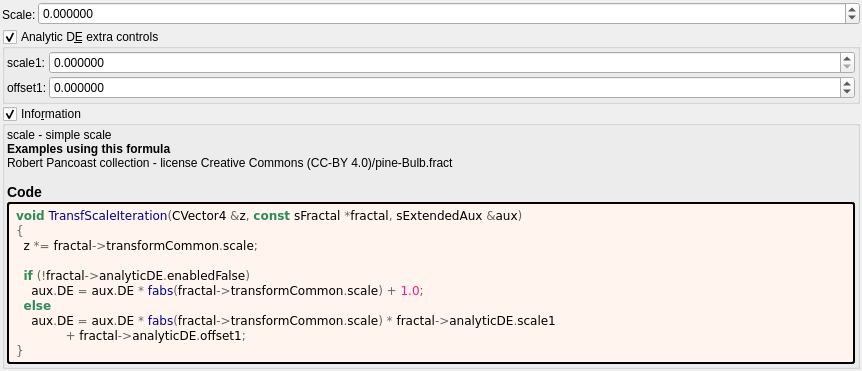
Old version of the form mandelbulber2/formula/ui/transf_scale.ui in the repository buddhi1980/mandelbulber2.
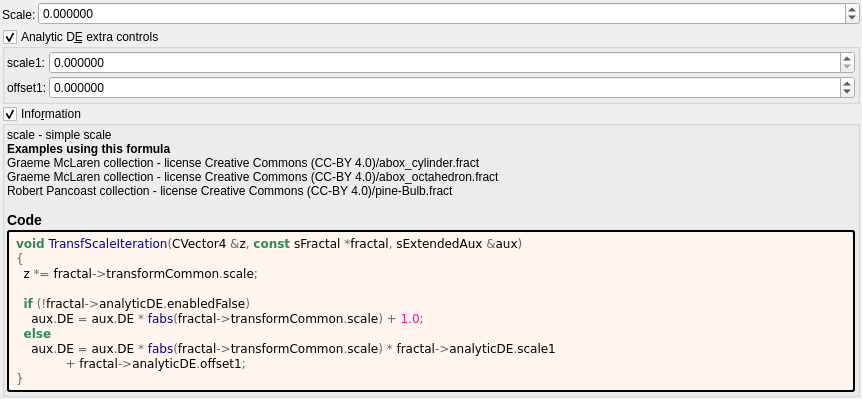
New version of the form. Custom widgets are drawn as their Qt base class.

Commit message: Updated fractal formulas with populateUIInformation script

```diff
--- a/mandelbulber2/formula/ui/transf_scale.ui
+++ b/mandelbulber2/formula/ui/transf_scale.ui
@@ -207,7 +207,7 @@
         <property name="text">
          <string notr="true">&lt;p&gt;scale - simple scale&lt;/p&gt;&lt;table&gt;
 &lt;/table&gt;
-&lt;br&gt;&lt;b&gt;Examples using this formula&lt;/b&gt;&lt;br&gt;Robert Pancoast collection - license Creative Commons (CC-BY 4.0)/pine-Bulb.fract&lt;h3&gt;Code&lt;/h3&gt;</string>
+&lt;br&gt;&lt;b&gt;Examples using this formula&lt;/b&gt;&lt;br&gt;Graeme McLaren  collection - license Creative Commons  (CC-BY 4.0)/abox_cylinder.fract&lt;br&gt;Graeme McLaren  collection - license Creative Commons  (CC-BY 4.0)/abox_octahedron.fract&lt;br&gt;Robert Pancoast collection - license Creative Commons (CC-BY 4.0)/pine-Bulb.fract&lt;h3&gt;Code&lt;/h3&gt;</string>
         </property>
         <property name="wordWrap">
          <bool>true</bool>
```
The commit also changes 16 other files.
